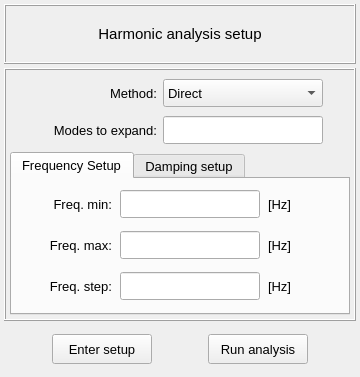
MOPT-UFSC/VIBRA, file vibra/interface/data/ui_files/analysis/structural/harmonic_analysis_setup_input.ui: the form before one commit.
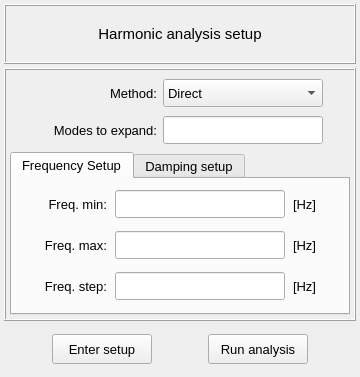
The form after the commit.

Commit message: Use rounded values instead of fstring to show the frequency setup parameters

```diff
--- a/vibra/interface/data/ui_files/analysis/structural/harmonic_analysis_setup_input.ui
+++ b/vibra/interface/data/ui_files/analysis/structural/harmonic_analysis_setup_input.ui
@@ -197,13 +197,13 @@
            <widget class="QLabel" name="label_26">
             <property name="minimumSize">
              <size>
-              <width>60</width>
+              <width>40</width>
               <height>28</height>
              </size>
             </property>
             <property name="maximumSize">
              <size>
-              <width>60</width>
+              <width>40</width>
               <height>28</height>
              </size>
             </property>
@@ -225,13 +225,13 @@
            <widget class="QLabel" name="label_25">
             <property name="minimumSize">
              <size>
-              <width>60</width>
+              <width>40</width>
               <height>28</height>
              </size>
             </property>
             <property name="maximumSize">
              <size>
-              <width>60</width>
+              <width>40</width>
               <height>28</height>
              </size>
             </property>
@@ -253,13 +253,13 @@
            <widget class="QLineEdit" name="lineEdit_fstep">
             <property name="minimumSize">
              <size>
-              <width>140</width>
+              <width>170</width>
               <height>28</height>
              </size>
             </property>
             <property name="maximumSize">
              <size>
-              <width>140</width>
+              <width>180</width>
               <height>28</height>
              </size>
             </property>
@@ -284,13 +284,13 @@
            <widget class="QLineEdit" name="lineEdit_fmax">
             <property name="minimumSize">
              <size>
-              <width>140</width>
+              <width>170</width>
               <height>28</height>
              </size>
             </property>
             <property name="maximumSize">
              <size>
-              <width>140</width>
+              <width>180</width>
               <height>28</height>
              </size>
             </property>
@@ -315,13 +315,13 @@
            <widget class="QLabel" name="label_24">
             <property name="minimumSize">
              <size>
-              <width>60</width>
+              <width>40</width>
               <height>28</height>
              </size>
             </property>
             <property name="maximumSize">
              <size>
-              <width>60</width>
+              <width>40</width>
               <height>28</height>
              </size>
             </property>
@@ -372,13 +372,13 @@
            <widget class="QLineEdit" name="lineEdit_fmin">
             <property name="minimumSize">
              <size>
-              <width>140</width>
+              <width>170</width>
               <height>28</height>
              </size>
             </property>
             <property name="maximumSize">
              <size>
-              <width>140</width>
+              <width>180</width>
               <height>28</height>
              </size>
             </property>
```
The commit also changes 2 other files.
